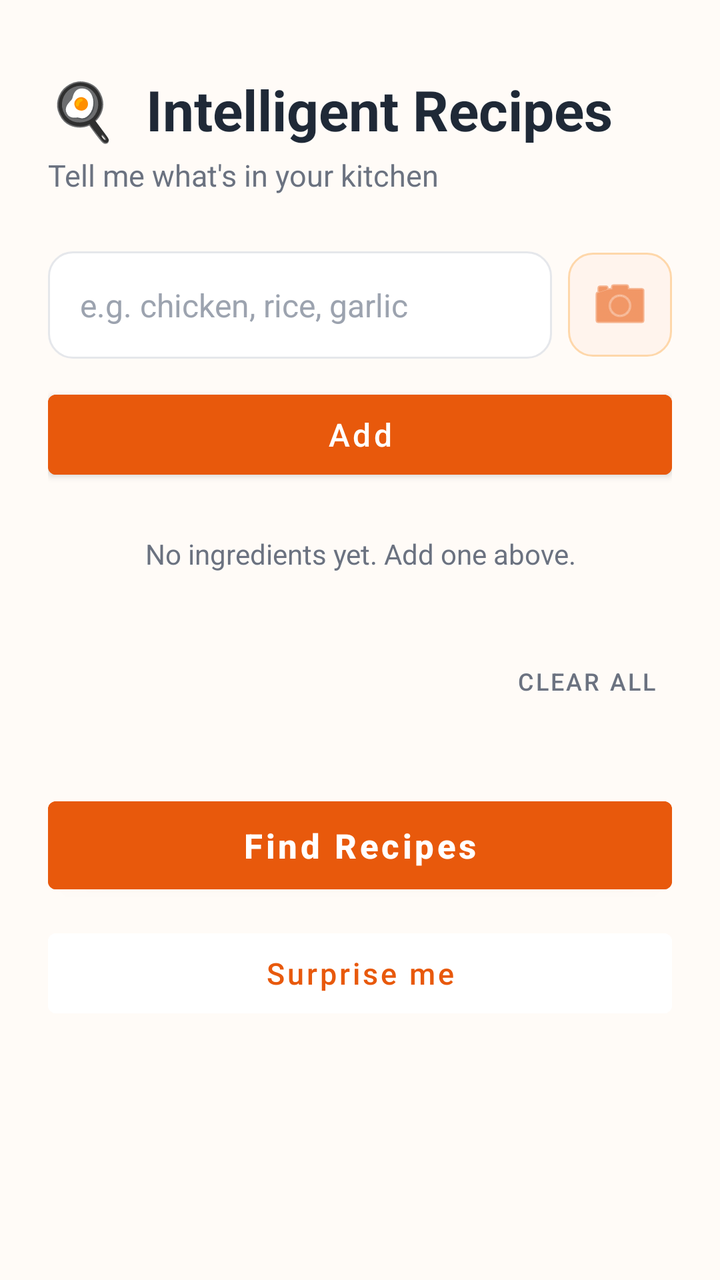
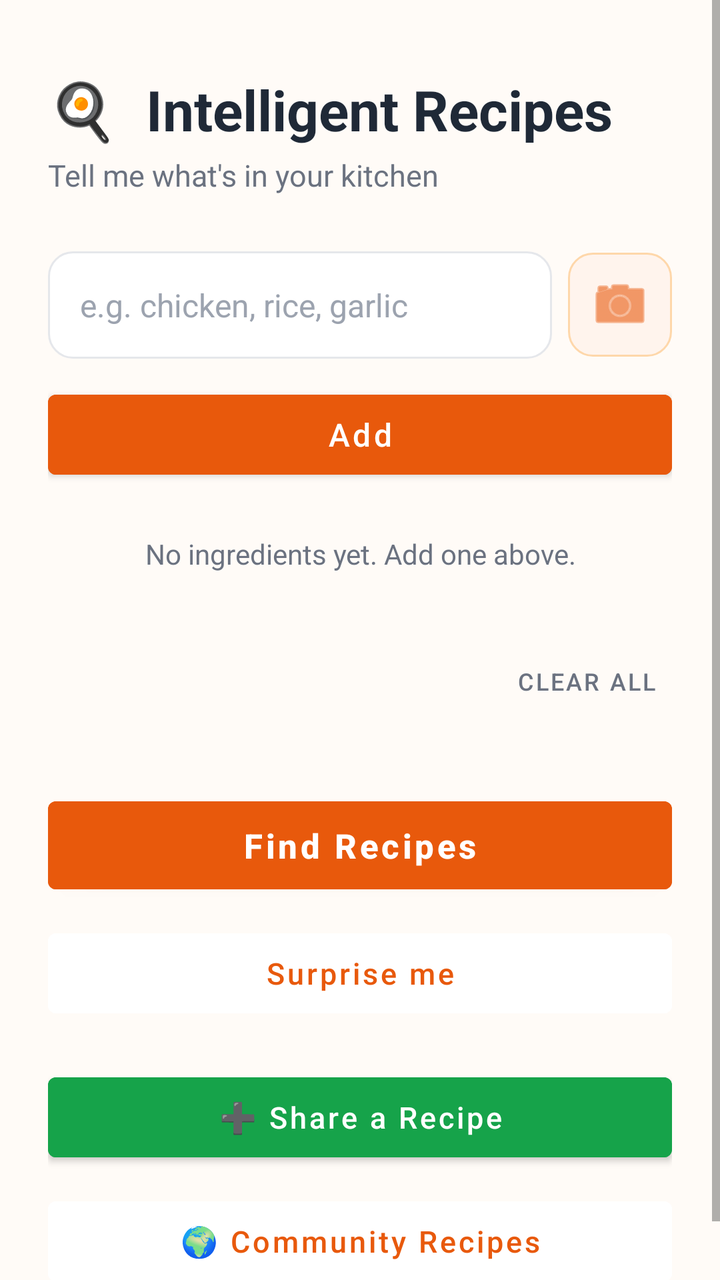

Before-and-after screenshots of an Android layout around one commit, followed by the original layout XML and the change that was made.
<!-- AndroidManifest.xml: application theme Theme.Intelligentrecipy -->
<!-- res/layout/activity_main.xml -->
<?xml version="1.0" encoding="utf-8"?>
<ScrollView xmlns:android="http://schemas.android.com/apk/res/android"
    xmlns:app="http://schemas.android.com/apk/res-auto"
    android:layout_width="match_parent"
    android:layout_height="match_parent"
    android:fillViewport="true"
    android:background="@color/bg_surface">

    <LinearLayout
        android:layout_width="match_parent"
        android:layout_height="wrap_content"
        android:orientation="vertical"
        android:padding="24dp">

        
        <TextView
            android:layout_width="match_parent"
            android:layout_height="wrap_content"
            android:text="🍳  Intelligent Recipes"
            android:textSize="28sp"
            android:textStyle="bold"
            android:textColor="@color/text_primary"
            android:layout_marginTop="12dp" />

        <TextView
            android:layout_width="match_parent"
            android:layout_height="wrap_content"
            android:text="Tell me what's in your kitchen"
            android:textSize="15sp"
            android:textColor="@color/text_secondary"
            android:layout_marginTop="4dp"
            android:layout_marginBottom="28dp" />

        
        <LinearLayout
            android:layout_width="match_parent"
            android:layout_height="wrap_content"
            android:orientation="horizontal"
            android:gravity="center_vertical">

            <EditText
                android:id="@+id/ingredientInput"
                android:layout_width="0dp"
                android:layout_height="wrap_content"
                android:layout_weight="1"
                android:hint="@string/input_hint"
                android:padding="16dp"
                android:background="@drawable/input_bg"
                android:textSize="16sp"
                android:textColor="@color/text_primary"
                android:textColorHint="#9CA3AF"
                android:inputType="text"
                android:imeOptions="actionDone"
                android:autofillHints=""
                android:maxLines="1" />

            <ImageButton
                android:id="@+id/cameraButton"
                android:layout_width="52dp"
                android:layout_height="52dp"
                android:layout_marginStart="8dp"
                android:src="@android:drawable/ic_menu_camera"
                android:background="@drawable/icon_button_bg"
                android:contentDescription="@string/camera"
                android:padding="12dp"
                app:tint="@color/brand_primary" />
        </LinearLayout>

        <Button
            android:id="@+id/addButton"
            android:layout_width="match_parent"
            android:layout_height="52dp"
            android:layout_marginTop="12dp"
            android:text="@string/add"
            android:textAllCaps="false"
            android:textSize="16sp"
            android:backgroundTint="@color/brand_primary"
            android:textColor="@color/white" />

        <TextView
            android:id="@+id/emptyMessage"
            android:layout_width="match_parent"
            android:layout_height="wrap_content"
            android:text="@string/empty_message"
            android:textSize="14sp"
            android:textColor="@color/text_secondary"
            android:layout_marginTop="24dp"
            android:gravity="center" />

        <com.google.android.material.chip.ChipGroup
            android:id="@+id/chipGroup"
            android:layout_width="match_parent"
            android:layout_height="wrap_content"
            android:layout_marginTop="20dp"
            app:chipSpacingHorizontal="8dp"
            app:chipSpacingVertical="8dp" />

        <Button
            android:id="@+id/clearAllButton"
            android:layout_width="wrap_content"
            android:layout_height="wrap_content"
            android:layout_marginTop="12dp"
            android:layout_gravity="end"
            android:text="@string/clear_all"
            android:textSize="12sp"
            android:minHeight="0dp"
            android:minWidth="0dp"
            android:padding="8dp"
            android:backgroundTint="#00000000"
            android:textColor="@color/text_secondary"
            android:stateListAnimator="@null" />

        <Button
            android:id="@+id/findRecipesButton"
            android:layout_width="match_parent"
            android:layout_height="56dp"
            android:layout_marginTop="32dp"
            android:text="@string/find_recipes"
            android:textAllCaps="false"
            android:textSize="17sp"
            android:textStyle="bold"
            android:backgroundTint="@color/brand_primary"
            android:textColor="@color/white" />

        <Button
            android:id="@+id/surpriseMeButton"
            android:layout_width="match_parent"
            android:layout_height="52dp"
            android:layout_marginTop="10dp"
            android:text="@string/surprise_me"
            android:textAllCaps="false"
            android:textSize="15sp"
            android:backgroundTint="@color/bg_card"
            android:textColor="@color/brand_primary"
            android:stateListAnimator="@null" />

    </LinearLayout>
</ScrollView>
<!-- resources referenced by this layout -->
<resources>
  <color name="bg_card">#FFFFFF</color>
  <color name="bg_surface">#FFFBF7</color>
  <color name="brand_primary">#E8590C</color>
  <color name="text_primary">#1F2937</color>
  <color name="text_secondary">#6B7280</color>
  <color name="white">#FFFFFFFF</color>
  <!-- drawable icon_button_bg (drawable) -->
  <?xml version="1.0" encoding="utf-8"?>
  <shape xmlns:android="http://schemas.android.com/apk/res/android"
      android:shape="rectangle">
      <solid android:color="#FFF4ED" />
      <corners android:radius="12dp" />
      <stroke android:width="1dp" android:color="#FED7AA" />
  </shape>
  <!-- drawable input_bg (drawable) -->
  <?xml version="1.0" encoding="utf-8"?>
  <shape xmlns:android="http://schemas.android.com/apk/res/android"
      android:shape="rectangle">
      <solid android:color="#FFFFFF" />
      <corners android:radius="12dp" />
      <stroke android:width="1dp" android:color="#E5E7EB" />
  </shape>
  <string name="add">Add</string>
  <string name="camera">Camera</string>
  <string name="clear_all">Clear all</string>
  <string name="empty_message">No ingredients yet. Add one above.</string>
  <string name="find_recipes">Find Recipes</string>
  <string name="input_hint">e.g. chicken, rice, garlic</string>
  <string name="surprise_me">Surprise me</string>
  <style name="Theme.Intelligentrecipy" parent="Theme.MaterialComponents.Light.NoActionBar">
          
          <item name="colorPrimary">@color/brand_primary</item>
          <item name="colorPrimaryVariant">@color/brand_primary_dark</item>
          <item name="colorOnPrimary">@color/white</item>
  
          
          <item name="colorSecondary">@color/brand_secondary</item>
          <item name="colorSecondaryVariant">@color/brand_secondary</item>
          <item name="colorOnSecondary">@color/white</item>
  
          
          <item name="colorAccent">@color/brand_accent</item>
  
          
          <item name="android:windowBackground">@color/bg_surface</item>
          <item name="android:statusBarColor">@color/brand_primary_dark</item>
          <item name="android:navigationBarColor">@color/bg_surface</item>
          <item name="android:windowLightStatusBar">false</item>
      </style>
  <color name="brand_primary_dark">#C2410C</color>
  <color name="brand_secondary">#16A34A</color>
  <color name="brand_accent">#FCD34D</color>
</resources>

<!-- the commit's change to res/layout/activity_main.xml (unified diff, before → after) -->
@@ -134,5 +134,28 @@
             android:textColor="@color/brand_primary"
             android:stateListAnimator="@null" />
 
+        <Button
+            android:id="@+id/addRecipeButton"
+            android:layout_width="match_parent"
+            android:layout_height="52dp"
+            android:layout_marginTop="20dp"
+            android:text="➕ Share a Recipe"
+            android:textAllCaps="false"
+            android:textSize="15sp"
+            android:backgroundTint="@color/brand_secondary"
+            android:textColor="@color/white" />
+
+        <Button
+            android:id="@+id/communityButton"
+            android:layout_width="match_parent"
+            android:layout_height="52dp"
+            android:layout_marginTop="10dp"
+            android:text="🌍 Community Recipes"
+            android:textAllCaps="false"
+            android:textSize="15sp"
+            android:backgroundTint="@color/bg_card"
+            android:textColor="@color/brand_primary"
+            android:stateListAnimator="@null" />
+
     </LinearLayout>
 </ScrollView>
